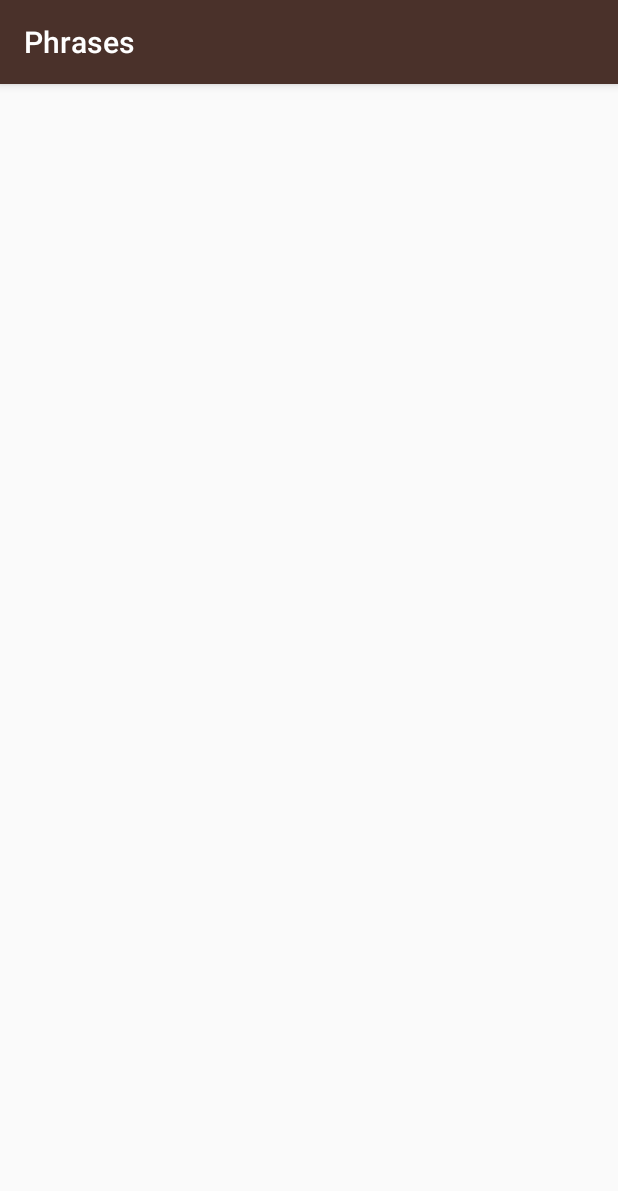
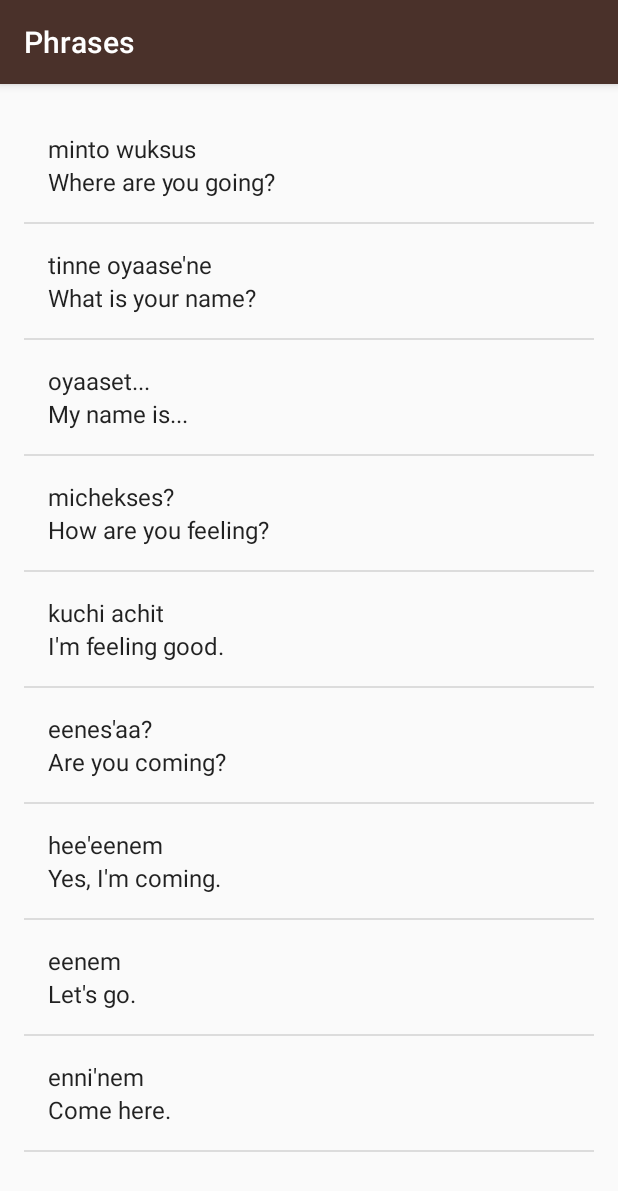
Before and after one commit to eborghi10/AndroidBasics-MultiscreenApps, an Android app: the PhrasesActivity screen opened directly, with no data from a screen before it, on a phone screen of 412 x 824 dp. Shown: the top 1191 px of the screen. Run offline under Robolectric (Android 15) with nearby library versions, the phone set to English and light mode, and no system bars.

Commit message:
Complete activities

```diff
--- a/MiwokTranslate/app/src/main/java/com/example/android/miwok/PhrasesActivity.java
+++ b/MiwokTranslate/app/src/main/java/com/example/android/miwok/PhrasesActivity.java
@@ -2,6 +2,9 @@ package com.example.android.miwok;
 
 import android.support.v7.app.AppCompatActivity;
 import android.os.Bundle;
+import android.widget.ListView;
+
+import java.util.ArrayList;
 
 public class PhrasesActivity extends AppCompatActivity {
 
@@ -9,5 +12,35 @@ public class PhrasesActivity extends AppCompatActivity {
     protected void onCreate(Bundle savedInstanceState) {
         super.onCreate(savedInstanceState);
         setContentView(R.layout.activity_phrases);
+
+        // Create an ARRAY LIST of words using my custom class "Word"
+        ArrayList<Word> words = new ArrayList<>();
+
+        words.add(new Word("Where are you going?", "minto wuksus"));
+        words.add(new Word("What is your name?", "tinne oyaase'ne"));
+        words.add(new Word("My name is...", "oyaaset..."));
+        words.add(new Word("How are you feeling?", "michekses?"));
+        words.add(new Word("I'm feeling good.", "kuchi achit"));
+        words.add(new Word("Are you coming?","eenes'aa?"));
+        words.add(new Word("Yes, I'm coming.","hee'eenem"));
+        words.add(new Word("Let's go.","eenem"));
+        words.add(new Word("Come here.","enni'nem"));
+
+
+        // Create an {@link WordAdapter}, whose data source is a list of {@link Word}s.
+        // The adapter knows how to create list item views for each item in the list.
+        WordAdapter adapter = new WordAdapter(this, words);
+
+        // Find the {@link ListView} object in the view hierarchy of the {@link Activity}.
+        // There should be a {@link ListView} with the view ID called list, which is declared in the
+        // activity_numbers.xml layout file.
+        ListView listView = (ListView) findViewById(R.id.list);
+
+        // Make the {@link ListView} use the {@link ArrayAdapter} we created above, so that the
+        // {@link ListView} will display list items for each word in the list of words.
+        // Do this by calling the setAdapter method on the {@link ListView} object and pass in
+        // 1 argument, which is the {@link ArrayAdapter} with the variable name itemsAdapter.
+        //listView.setAdapter(itemsAdapter);
+        listView.setAdapter(adapter);
     }
 }
--- a/MiwokTranslate/app/src/main/res/layout/activity_phrases.xml
+++ b/MiwokTranslate/app/src/main/res/layout/activity_phrases.xml
@@ -1,9 +1,13 @@
 <?xml version="1.0" encoding="utf-8"?>
-<android.support.constraint.ConstraintLayout xmlns:android="http://schemas.android.com/apk/res/android"
-    xmlns:app="http://schemas.android.com/apk/res-auto"
+
+<ListView xmlns:android="http://schemas.android.com/apk/res/android"
     xmlns:tools="http://schemas.android.com/tools"
+    android:id="@+id/list"
+    android:orientation="vertical"
     android:layout_width="match_parent"
     android:layout_height="match_parent"
-    tools:context="com.example.android.miwok.PhrasesActivity">
-
-</android.support.constraint.ConstraintLayout>
+    android:paddingBottom="@dimen/activity_vertical_margin"
+    android:paddingLeft="@dimen/activity_horizontal_margin"
+    android:paddingRight="@dimen/activity_horizontal_margin"
+    android:paddingTop="@dimen/activity_vertical_margin"
+    tools:context="com.example.android.miwok.PhrasesActivity"/>
```
Also changed, not shown: MiwokTranslate/app/src/main/java/com/example/android/miwok/ColorsActivity.java (+32 -0 lines), MiwokTranslate/app/src/main/java/com/example/android/miwok/FamilyActivity.java (+34 -0 lines), MiwokTranslate/app/src/main/res/layout/activity_colors.xml (+9 -5 lines), MiwokTranslate/app/src/main/res/layout/activity_family.xml (+8 -5 lines).
